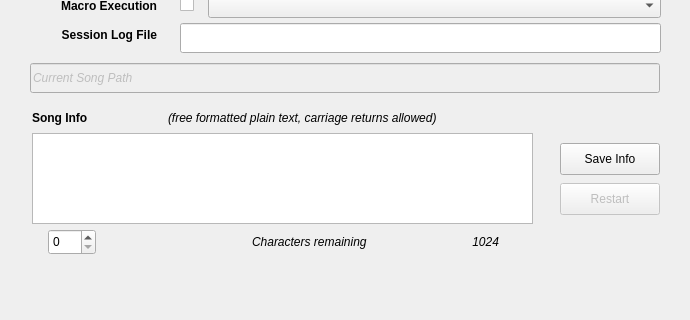
Qt form seq_qt5/forms/qsessionframe.ui (ahlstromcj/seq66) before a commit; both pictures show x 0 to 690 and y 147 to 467 of the 690 by 467 pixel window.
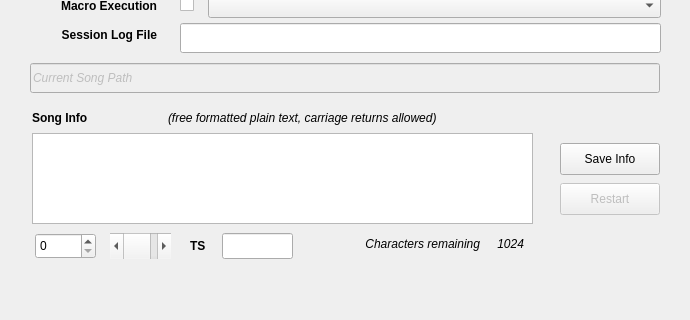
The same form after that commit.

What changed in the file:
```diff
--- a/seq_qt5/forms/qsessionframe.ui
+++ b/seq_qt5/forms/qsessionframe.ui
@@ -522,7 +522,6 @@
    </property>
    <property name="font">
     <font>
-     <weight>75</weight>
      <bold>true</bold>
     </font>
    </property>
@@ -551,12 +550,18 @@
   <widget class="QLabel" name="label_4">
    <property name="geometry">
     <rect>
-     <x>252</x>
+     <x>300</x>
      <y>380</y>
-     <width>161</width>
-     <height>17</height>
+     <width>180</width>
+     <height>22</height>
     </rect>
    </property>
+   <property name="minimumSize">
+    <size>
+     <width>0</width>
+     <height>22</height>
+    </size>
+   </property>
    <property name="font">
     <font>
      <italic>true</italic>
@@ -565,16 +570,25 @@
    <property name="text">
     <string>Characters remaining</string>
    </property>
+   <property name="alignment">
+    <set>Qt::AlignRight|Qt::AlignTrailing|Qt::AlignVCenter</set>
+   </property>
   </widget>
   <widget class="QLabel" name="labelCharactersRemaining">
    <property name="geometry">
     <rect>
-     <x>436</x>
+     <x>472</x>
      <y>380</y>
-     <width>63</width>
-     <height>17</height>
+     <width>52</width>
+     <height>22</height>
     </rect>
    </property>
+   <property name="minimumSize">
+    <size>
+     <width>0</width>
+     <height>22</height>
+    </size>
+   </property>
    <property name="font">
     <font>
      <italic>true</italic>
@@ -615,13 +629,60 @@
   <widget class="QSpinBox" name="spinBoxTrackInfo">
    <property name="geometry">
     <rect>
-     <x>48</x>
-     <y>376</y>
-     <width>48</width>
+     <x>35</x>
+     <y>380</y>
+     <width>61</width>
      <height>26</height>
     </rect>
    </property>
   </widget>
+  <widget class="QScrollBar" name="horizontalScrollBar">
+   <property name="geometry">
+    <rect>
+     <x>110</x>
+     <y>380</y>
+     <width>61</width>
+     <height>26</height>
+    </rect>
+   </property>
+   <property name="orientation">
+    <enum>Qt::Horizontal</enum>
+   </property>
+  </widget>
+  <widget class="QLineEdit" name="lineEdit">
+   <property name="geometry">
+    <rect>
+     <x>222</x>
+     <y>380</y>
+     <width>71</width>
+     <height>26</height>
+    </rect>
+   </property>
+   <property name="minimumSize">
+    <size>
+     <width>0</width>
+     <height>22</height>
+    </size>
+   </property>
+  </widget>
+  <widget class="QLabel" name="label_2">
+   <property name="geometry">
+    <rect>
+     <x>190</x>
+     <y>380</y>
+     <width>31</width>
+     <height>26</height>
+    </rect>
+   </property>
+   <property name="font">
+    <font>
+     <bold>true</bold>
+    </font>
+   </property>
+   <property name="text">
+    <string>TS</string>
+   </property>
+  </widget>
  </widget>
  <tabstops>
   <tabstop>sessionManagerNameText</tabstop>
```
Left out of the diff: 58 changed lines with no effect on the pictures.
